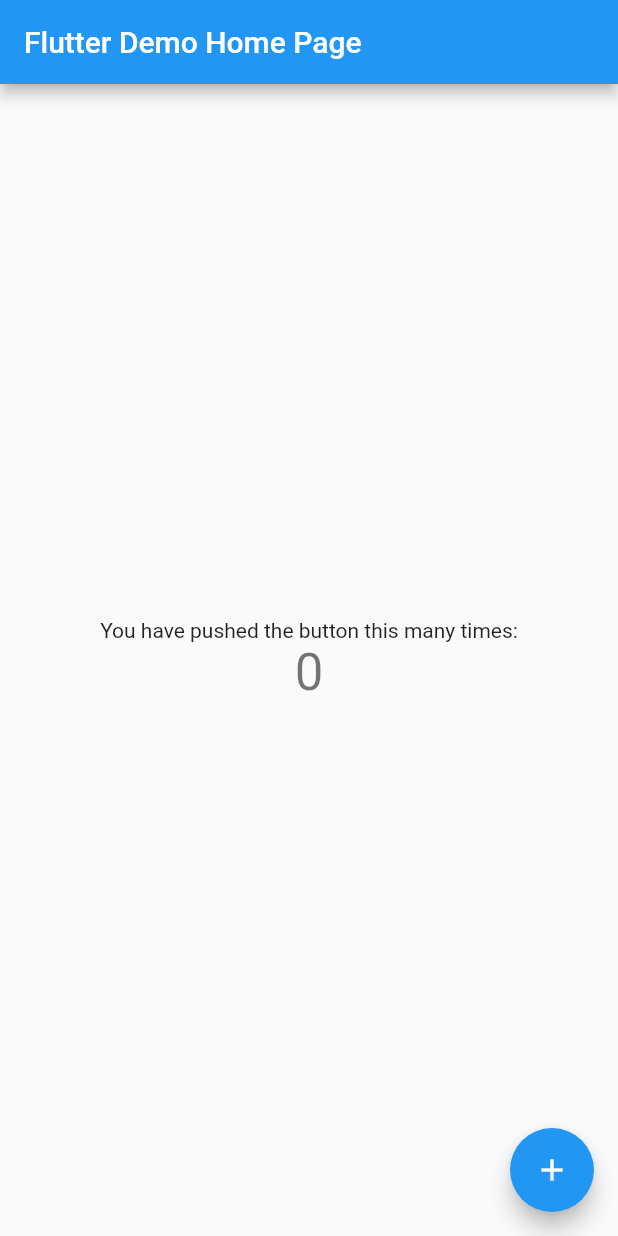
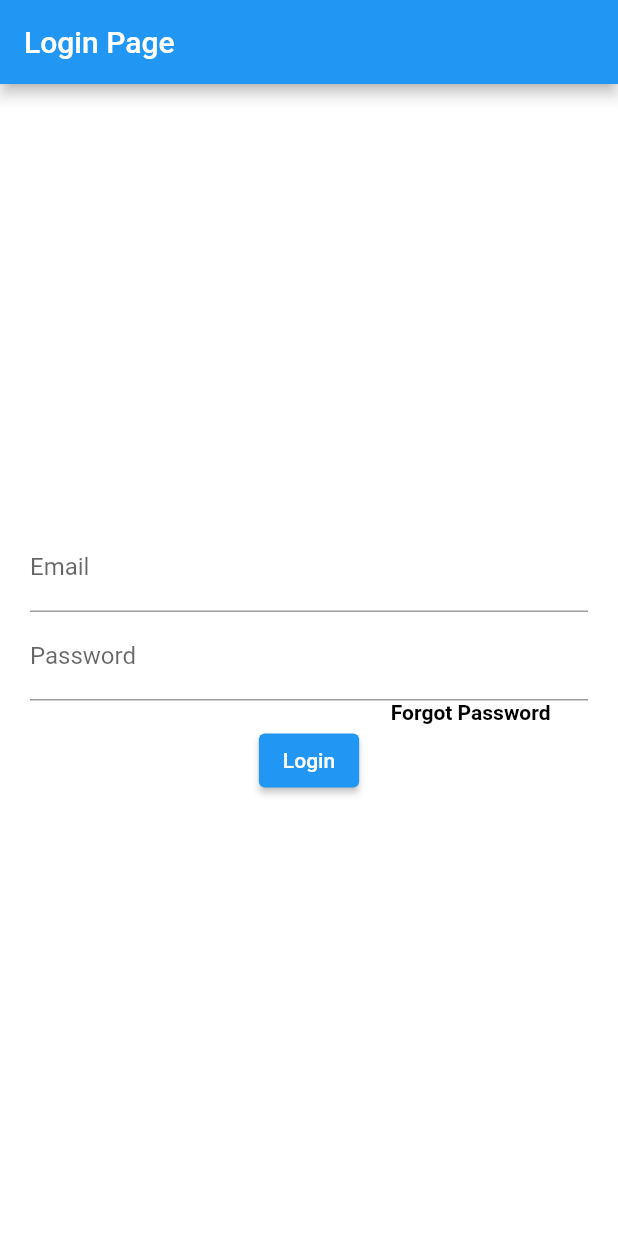
Before and after one commit to jstellen/gamehub, a Flutter app: the screen it shows after launch, on a phone screen of 412 x 824 dp. Run offline on Flutter 3.47's test engine with Material 2 defaults, Android fonts, the light colour scheme and no system bars.

Commit message:
login page layout, reset password layout

```diff
--- /dev/null
+++ b/gamehub_app/lib/login.dart
@@ -0,0 +1,84 @@
+import 'package:flutter/material.dart';
+import 'package:gamehub_app/forgot_password.dart';
+import 'package:gamehub_app/home.dart';
+
+class LoginPage extends StatefulWidget {
+  const LoginPage({Key? key}) : super(key: key);
+
+  @override
+  State<LoginPage> createState() => _LoginPageState();
+}
+
+Widget _entryField(
+  String title,
+  TextEditingController controller,
+) {
+  return TextField(
+    controller: controller,
+    decoration: InputDecoration(
+      labelText: title,
+    ),
+  );
+}
+
+class _LoginPageState extends State<LoginPage> {
+  String? errorMessage = '';
+  bool isLogin = true;
+
+  final TextEditingController _controllerEmail = TextEditingController();
+  final TextEditingController _controllerPassword = TextEditingController();
+  @override
+  Widget build(BuildContext context) {
+    return Scaffold(
+      backgroundColor: Colors.white,
+      appBar: AppBar(
+        title: const Text("Login Page"),
+      ),
+      body: Container(
+        height: double.infinity,
+        width: double.infinity,
+        padding: const EdgeInsets.all(20),
+        child: Column(
+          crossAxisAlignment: CrossAxisAlignment.center,
+          mainAxisAlignment: MainAxisAlignment.center,
+          children: <Widget>[
+            _entryField('Email', _controllerEmail),
+            _entryField('Password', _controllerPassword),
+            Padding(
+              padding: const EdgeInsets.symmetric(horizontal: 25.0),
+              child: Row(
+                mainAxisAlignment: MainAxisAlignment.end,
+                children: [
+                  GestureDetector(
+                    onTap: () {
+                      Navigator.push(context,
+                          MaterialPageRoute(builder: (context) {
+                        return const ForgotPage();
+                      }));
+                    },
+                    child: const Text(
+                      'Forgot Password',
+                      style: TextStyle(
+                        color: Colors.black,
+                        fontWeight: FontWeight.bold,
+                      ),
+                    ),
+                  ),
+                ],
+              ),
+            ),
+            ElevatedButton(
+                onPressed: (() {
+                  Navigator.push(context, MaterialPageRoute(builder: (context) {
+                    return const MyHomePage(title: 'GameHub');
+                  }));
+                }),
+                child: const Text("Login"))
+            // _submitButton(),
+            // _loginOrRegisterButton(),
+          ],
+        ),
+      ),
+    );
+  }
+}
--- a/gamehub_app/lib/main.dart
+++ b/gamehub_app/lib/main.dart
@@ -1,4 +1,6 @@
 import 'package:flutter/material.dart';
+import 'package:gamehub_app/login.dart';
+// import 'package:gamehub_app/widget_tree.dart';
 
 void main() {
   runApp(const MyApp());
@@ -7,109 +9,14 @@
 class MyApp extends StatelessWidget {
   const MyApp({super.key});
 
-  // This widget is the root of your application.
   @override
   Widget build(BuildContext context) {
     return MaterialApp(
-      title: 'Flutter Demo',
+      title: 'GameHub',
       theme: ThemeData(
-        // This is the theme of your application.
-        //
-        // Try running your application with "flutter run". You'll see the
-        // application has a blue toolbar. Then, without quitting the app, try
-        // changing the primarySwatch below to Colors.green and then invoke
-        // "hot reload" (press "r" in the console where you ran "flutter run",
-        // or simply save your changes to "hot reload" in a Flutter IDE).
-        // Notice that the counter didn't reset back to zero; the application
-        // is not restarted.
         primarySwatch: Colors.blue,
       ),
-      home: const MyHomePage(title: 'Flutter Demo Home Page'),
+      home: const LoginPage(),
     );
   }
 }
-
-class MyHomePage extends StatefulWidget {
-  const MyHomePage({super.key, required this.title});
-
-  // This widget is the home page of your application. It is stateful, meaning
-  // that it has a State object (defined below) that contains fields that affect
-  // how it looks.
-
-  // This class is the configuration for the state. It holds the values (in this
-  // case the title) provided by the parent (in this case the App widget) and
-  // used by the build method of the State. Fields in a Widget subclass are
-  // always marked "final".
-
-  final String title;
-
-  @override
-  State<MyHomePage> createState() => _MyHomePageState();
-}
-
-class _MyHomePageState extends State<MyHomePage> {
-  int _counter = 0;
-
-  void _incrementCounter() {
-    setState(() {
-      // This call to setState tells the Flutter framework that something has
-      // changed in this State, which causes it to rerun the build method below
-      // so that the display can reflect the updated values. If we changed
-      // _counter without calling setState(), then the build method would not be
-      // called again, and so nothing would appear to happen.
-      _counter++;
-    });
-  }
-
-  @override
-  Widget build(BuildContext context) {
-    // This method is rerun every time setState is called, for instance as done
-    // by the _incrementCounter method above.
-    //
-    // The Flutter framework has been optimized to make rerunning build methods
-    // fast, so that you can just rebuild anything that needs updating rather
-    // than having to individually change instances of widgets.
-    return Scaffold(
-      appBar: AppBar(
-        // Here we take the value from the MyHomePage object that was created by
-        // the App.build method, and use it to set our appbar title.
-        title: Text(widget.title),
-      ),
-      body: Center(
-        // Center is a layout widget. It takes a single child and positions it
-        // in the middle of the parent.
-        child: Column(
-          // Column is also a layout widget. It takes a list of children and
-          // arranges them vertically. By default, it sizes itself to fit its
-          // children horizontally, and tries to be as tall as its parent.
-          //
-          // Invoke "debug painting" (press "p" in the console, choose the
-          // "Toggle Debug Paint" action from the Flutter Inspector in Android
-          // Studio, or the "Toggle Debug Paint" command in Visual Studio Code)
-          // to see the wireframe for each widget.
-          //
-          // Column has various properties to control how it sizes itself and
-          // how it positions its children. Here we use mainAxisAlignment to
-          // center the children vertically; the main axis here is the vertical
-          // axis because Columns are vertical (the cross axis would be
-          // horizontal).
-          mainAxisAlignment: MainAxisAlignment.center,
-          children: <Widget>[
-            const Text(
-              'You have pushed the button this many times:',
-            ),
-            Text(
-              '$_counter',
-              style: Theme.of(context).textTheme.headline4,
-            ),
-          ],
-        ),
-      ),
-      floatingActionButton: FloatingActionButton(
-        onPressed: _incrementCounter,
-        tooltip: 'Increment',
-        child: const Icon(Icons.add),
-      ), // This trailing comma makes auto-formatting nicer for build methods.
-    );
-  }
-}
```
Also changed, not shown: gamehub_app/lib/card.dart (added, +20 -0 lines), gamehub_app/lib/forgot_password.dart (added, +62 -0 lines), gamehub_app/lib/home.dart (added, +34 -0 lines), gamehub_app/lib/widget_tree.dart (added, +27 -0 lines).
